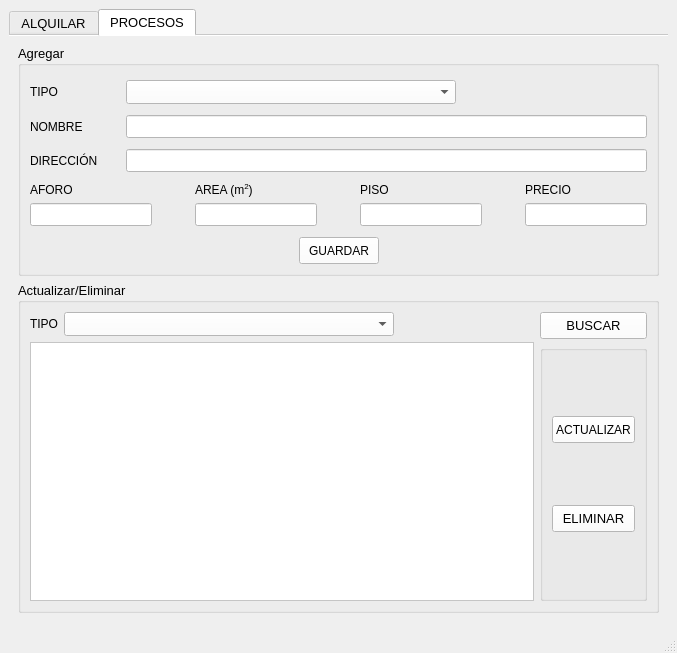
Before: the Qt Designer form mainwindow.ui in joisRomero/SistemaDeEventos, drawn with Qt 5.
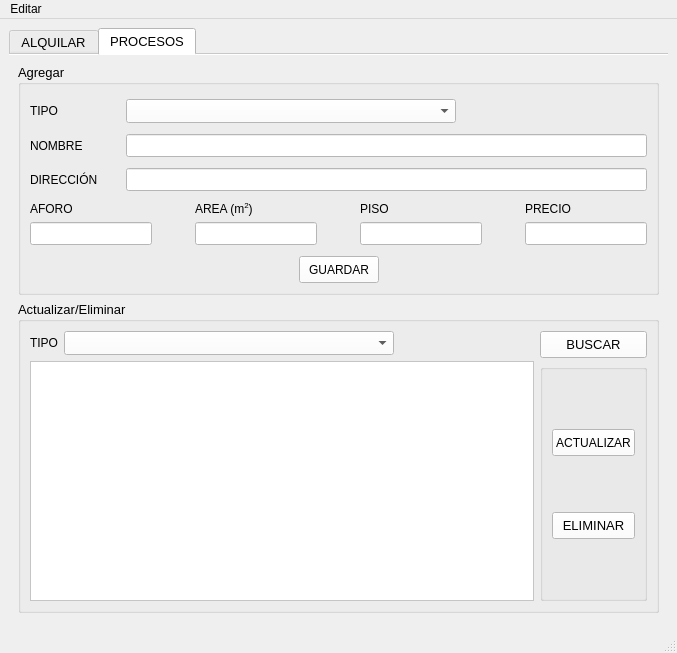
After: the same form once the commit is applied.

Commit message: Implemente la pestaña editar la cual sirve para editar los TIPOS

The edit to the form file:
```diff
--- a/mainwindow.ui
+++ b/mainwindow.ui
@@ -1343,6 +1343,13 @@
      <height>21</height>
     </rect>
    </property>
+   <widget class="QMenu" name="menuArchivo">
+    <property name="title">
+     <string>Editar</string>
+    </property>
+    <addaction name="actionAgregar_nuevo_Tipo"/>
+   </widget>
+   <addaction name="menuArchivo"/>
   </widget>
  </widget>
  <resources/>
```
Left out of the diff: 5 changed lines with no effect on the pictures. The commit also changes 6 other files.
